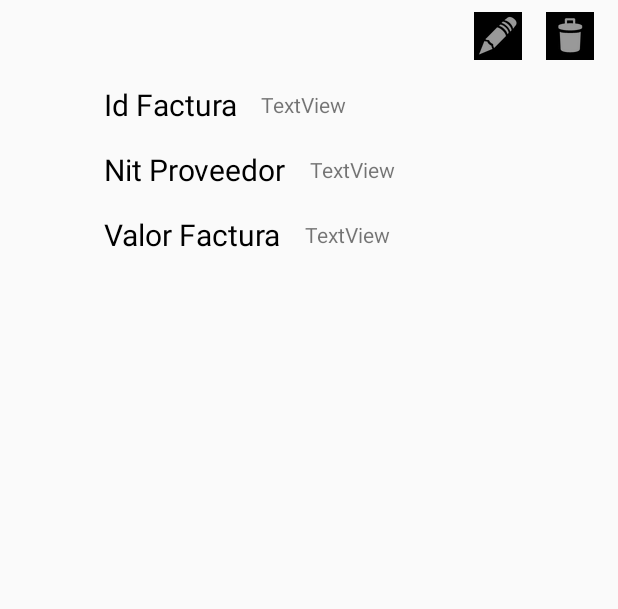
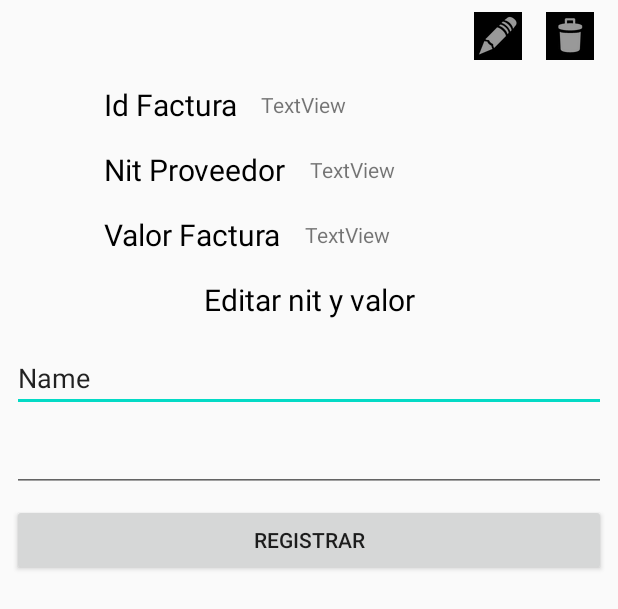
Before and after one commit to DanielAristy/AppDatamigo, an Android app: the layout activity_detalles.xml on its own in the app's theme, with its tools: preview values and no code run, on a phone screen of 412 x 824 dp. Shown: the top 609 px of the screen. Run offline under Robolectric (Android 15) with nearby library versions, the phone set to English and light mode, and no system bars.

Commit message:
Mejorando la vista para implementar la edicion de los datos de la factura.

```diff
--- a/app/src/main/res/layout/activity_detalles.xml
+++ b/app/src/main/res/layout/activity_detalles.xml
@@ -12,14 +12,14 @@
         android:layout_height="wrap_content"
         android:layout_marginStart="16dp"
         android:text="TextView"
-        app:layout_constraintBottom_toBottomOf="@+id/textView2"
+        app:layout_constraintBottom_toBottomOf="@+id/txtIdFactura"
         app:layout_constraintEnd_toEndOf="parent"
         app:layout_constraintHorizontal_bias="0.0"
-        app:layout_constraintStart_toEndOf="@+id/textView2"
-        app:layout_constraintTop_toTopOf="@+id/textView2" />
+        app:layout_constraintStart_toEndOf="@+id/txtIdFactura"
+        app:layout_constraintTop_toTopOf="@+id/txtIdFactura" />
 
     <TextView
-        android:id="@+id/textView2"
+        android:id="@+id/txtIdFactura"
         android:layout_width="wrap_content"
         android:layout_height="wrap_content"
         android:layout_marginStart="8dp"
@@ -37,7 +37,7 @@
         app:layout_constraintVertical_bias="0.0" />
 
     <TextView
-        android:id="@+id/textView3"
+        android:id="@+id/txtNitProveedor"
         android:layout_width="wrap_content"
         android:layout_height="wrap_content"
         android:layout_marginTop="16dp"
@@ -47,8 +47,8 @@
         app:layout_constraintBottom_toBottomOf="parent"
         app:layout_constraintEnd_toEndOf="parent"
         app:layout_constraintHorizontal_bias="0.0"
-        app:layout_constraintStart_toStartOf="@+id/textView2"
-        app:layout_constraintTop_toBottomOf="@+id/textView2"
+        app:layout_constraintStart_toStartOf="@+id/txtIdFactura"
+        app:layout_constraintTop_toBottomOf="@+id/txtIdFactura"
         app:layout_constraintVertical_bias="0.0" />
 
     <TextView
@@ -57,14 +57,14 @@
         android:layout_height="wrap_content"
         android:layout_marginStart="16dp"
         android:text="TextView"
-        app:layout_constraintBottom_toBottomOf="@+id/textView3"
+        app:layout_constraintBottom_toBottomOf="@+id/txtNitProveedor"
         app:layout_constraintEnd_toEndOf="parent"
         app:layout_constraintHorizontal_bias="0.0"
-        app:layout_constraintStart_toEndOf="@+id/textView3"
-        app:layout_constraintTop_toTopOf="@+id/textView3" />
+        app:layout_constraintStart_toEndOf="@+id/txtNitProveedor"
+        app:layout_constraintTop_toTopOf="@+id/txtNitProveedor" />
 
     <TextView
-        android:id="@+id/textView6"
+        android:id="@+id/txtValorFactura"
         android:layout_width="wrap_content"
         android:layout_height="wrap_content"
         android:layout_marginTop="16dp"
@@ -74,8 +74,8 @@
         app:layout_constraintBottom_toBottomOf="parent"
         app:layout_constraintEnd_toEndOf="parent"
         app:layout_constraintHorizontal_bias="0.0"
-        app:layout_constraintStart_toStartOf="@+id/textView3"
-        app:layout_constraintTop_toBottomOf="@+id/textView3"
+        app:layout_constraintStart_toStartOf="@+id/txtNitProveedor"
+        app:layout_constraintTop_toBottomOf="@+id/txtNitProveedor"
         app:layout_constraintVertical_bias="0.0" />
 
     <TextView
@@ -84,11 +84,11 @@
         android:layout_height="wrap_content"
         android:layout_marginStart="16dp"
         android:text="TextView"
-        app:layout_constraintBottom_toBottomOf="@+id/textView6"
+        app:layout_constraintBottom_toBottomOf="@+id/txtValorFactura"
         app:layout_constraintEnd_toEndOf="parent"
         app:layout_constraintHorizontal_bias="0.0"
-        app:layout_constraintStart_toEndOf="@+id/textView6"
-        app:layout_constraintTop_toTopOf="@+id/textView6" />
+        app:layout_constraintStart_toEndOf="@+id/txtValorFactura"
+        app:layout_constraintTop_toTopOf="@+id/txtValorFactura" />
 
     <ImageView
         android:id="@+id/btnDelete"
@@ -120,4 +120,68 @@
         app:layout_constraintStart_toStartOf="parent"
         app:layout_constraintTop_toTopOf="@+id/btnDelete"
         app:srcCompat="@android:drawable/ic_menu_edit" />
+
+    <EditText
+        android:id="@+id/editNit"
+        android:layout_width="0dp"
+        android:layout_height="wrap_content"
+        android:layout_marginStart="8dp"
+        android:layout_marginTop="16dp"
+        android:layout_marginEnd="8dp"
+        android:layout_marginBottom="8dp"
+        android:ems="10"
+        android:inputType="textPersonName"
+        android:text="Name"
+        app:layout_constraintBottom_toBottomOf="parent"
+        app:layout_constraintEnd_toEndOf="parent"
+        app:layout_constraintStart_toStartOf="parent"
+        app:layout_constraintTop_toBottomOf="@+id/txtValores"
+        app:layout_constraintVertical_bias="0.0" />
+
+    <EditText
+        android:id="@+id/editValor"
+        android:layout_width="0dp"
+        android:layout_height="wrap_content"
+        android:layout_marginStart="8dp"
+        android:layout_marginTop="8dp"
+        android:layout_marginEnd="8dp"
+        android:layout_marginBottom="8dp"
+        android:ems="10"
+        android:inputType="number"
+        app:layout_constraintBottom_toBottomOf="parent"
+        app:layout_constraintEnd_toEndOf="parent"
+        app:layout_constraintStart_toStartOf="parent"
+        app:layout_constraintTop_toBottomOf="@+id/editNit"
+        app:layout_constraintVertical_bias="0.0" />
+
+    <Button
+        android:id="@+id/btnRegistrar"
+        android:layout_width="0dp"
+        android:layout_height="wrap_content"
+        android:layout_marginStart="8dp"
+        android:layout_marginTop="8dp"
+        android:layout_marginEnd="8dp"
+        android:layout_marginBottom="8dp"
+        android:text="@string/registrar"
+        android:onClick="editarFactura"
+        app:layout_constraintBottom_toBottomOf="parent"
+        app:layout_constraintEnd_toEndOf="parent"
+        app:layout_constraintStart_toStartOf="parent"
+        app:layout_constraintTop_toBottomOf="@+id/editValor"
+        app:layout_constraintVertical_bias="0.0" />
+
+    <TextView
+        android:id="@+id/txtValores"
+        android:layout_width="0dp"
+        android:layout_height="wrap_content"
+        android:layout_marginTop="16dp"
+        android:text="@string/editar_Campos"
+        android:textSize="20sp"
+        android:gravity="center"
+        android:textColor="#000"
+        app:layout_constraintBottom_toBottomOf="parent"
+        app:layout_constraintEnd_toEndOf="parent"
+        app:layout_constraintStart_toStartOf="parent"
+        app:layout_constraintTop_toBottomOf="@+id/txtValorFactura"
+        app:layout_constraintVertical_bias="0.0" />
 </androidx.constraintlayout.widget.ConstraintLayout>
--- a/app/src/main/res/layout/activity_registro_tipo.xml
+++ b/app/src/main/res/layout/activity_registro_tipo.xml
@@ -7,7 +7,7 @@
     tools:context=".view.RegistroTipoActivity">
 
     <TextView
-        android:id="@+id/textView2"
+        android:id="@+id/txtIdFactura"
         android:layout_width="0dp"
         android:layout_height="wrap_content"
         android:layout_marginStart="8dp"
@@ -38,7 +38,7 @@
         app:layout_constraintBottom_toBottomOf="parent"
         app:layout_constraintEnd_toEndOf="parent"
         app:layout_constraintStart_toStartOf="parent"
-        app:layout_constraintTop_toBottomOf="@+id/textView2"
+        app:layout_constraintTop_toBottomOf="@+id/txtIdFactura"
         app:layout_constraintVertical_bias="0.0" />
 
     <EditText
--- a/app/src/main/res/values/strings.xml
+++ b/app/src/main/res/values/strings.xml
@@ -30,4 +30,5 @@
     <string name="sigla">Digite la sigla del tipo</string>
     <string name="registrar">Registrar</string>
     <string name="tipo_documento">Tipo de Documento</string>
+    <string name="editar_Campos">Editar nit y valor</string>
 </resources>
```
Also changed, not shown: app/src/main/java/com/example/appdatamigo/view/DetallesActivity.java (+69 -4 lines).
